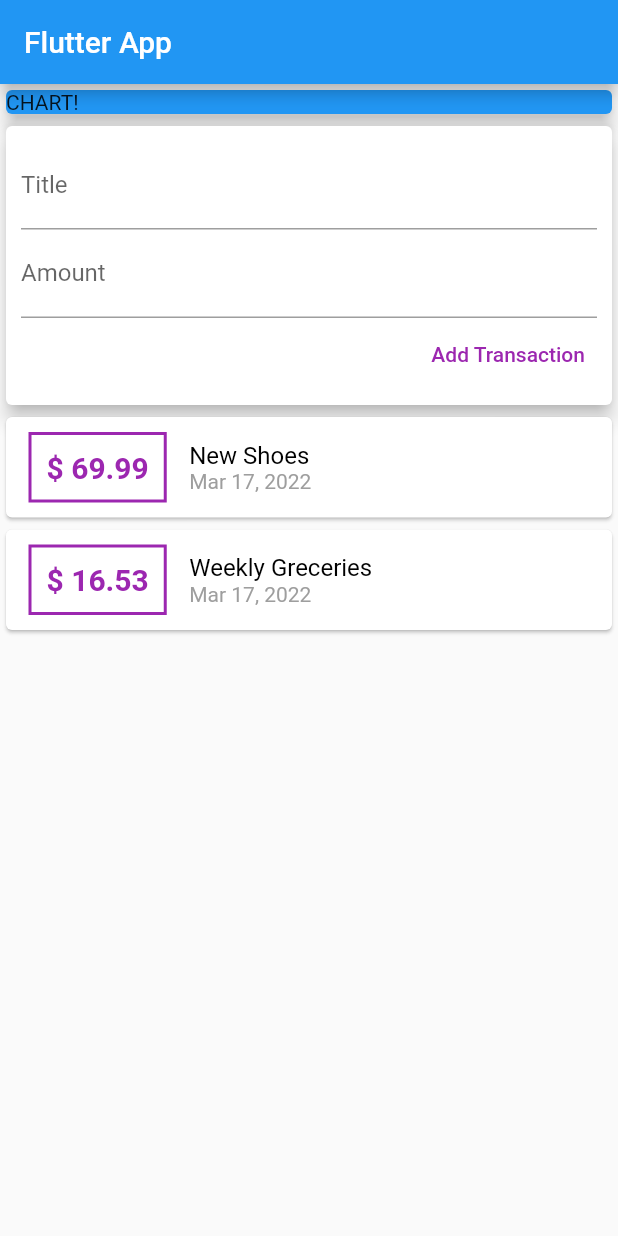
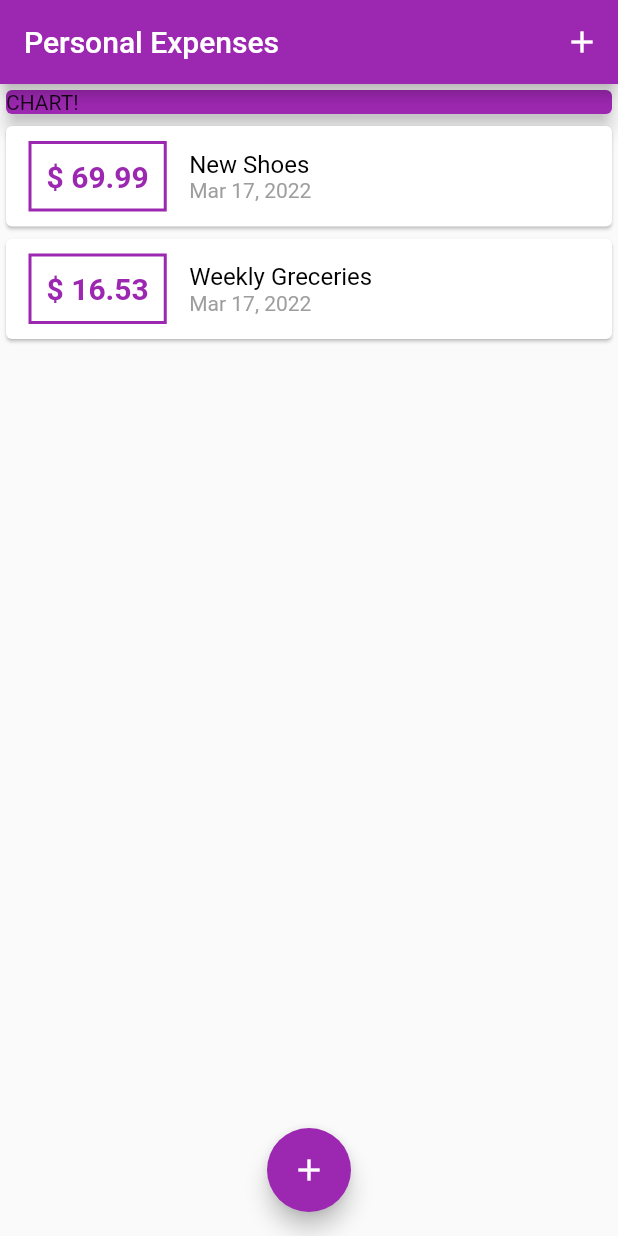
Before and after one commit to daboyyy/flutter-personal-expense, a Flutter app: the screen it shows after launch, on a phone screen of 412 x 824 dp. Run offline on Flutter 3.47's test engine with Material 2 defaults, Android fonts, the phone set to English and light mode, and no system bars.

Commit message:
feat: completed theming

```diff
--- a/lib/main.dart
+++ b/lib/main.dart
@@ -1,6 +1,8 @@
 import 'package:flutter/material.dart';
 
-import './widgets/user_transaction.dart';
+import './models/transaction.dart';
+import './widgets/new_transaction.dart';
+import './widgets/transaction_list.dart';
 
 void main() {
   runApp(MyApp());
@@ -10,21 +12,66 @@ class MyApp extends StatelessWidget {
   @override
   Widget build(BuildContext context) {
     return MaterialApp(
-      title: 'Flutter Demo',
+      title: 'Personal Expenses',
       theme: ThemeData(
-        primarySwatch: Colors.blue,
+        primarySwatch: Colors.purple,
       ),
       home: MyHomePage(),
     );
   }
 }
 
-class MyHomePage extends StatelessWidget {
+class MyHomePage extends StatefulWidget {
+  @override
+  _MyHomePageState createState() => _MyHomePageState();
+}
+
+class _MyHomePageState extends State<MyHomePage> {
+  final List<Transaction> _userTransaction = [
+    Transaction(
+        id: 't1', title: 'New Shoes', amount: 69.99, date: DateTime.now()),
+    Transaction(
+        id: 't2',
+        title: 'Weekly Greceries',
+        amount: 16.53,
+        date: DateTime.now())
+  ];
+
+  void _addNewtransaction(String txTitle, double txAmount) {
+    final newTx = Transaction(
+        id: DateTime.now().toString(),
+        title: txTitle,
+        amount: txAmount,
+        date: DateTime.now());
+
+    setState(() {
+      _userTransaction.add(newTx);
+    });
+  }
+
+  void _startAddNewTransaction(BuildContext ctx) {
+    showModalBottomSheet(
+      context: ctx,
+      builder: (_) {
+        return GestureDetector(
+          behavior: HitTestBehavior.opaque,
+          child: NewTransaction(_addNewtransaction),
+          onTap: () {},
+        );
+      },
+    );
+  }
+
   @override
   Widget build(BuildContext context) {
     return Scaffold(
       appBar: AppBar(
-          title: Text('Flutter App'),
+        actions: <Widget>[
+          IconButton(
+              icon: Icon(Icons.add),
+              onPressed: () => _startAddNewTransaction(context))
+        ],
+        title: Text('Personal Expenses'),
       ),
       body: SingleChildScrollView(
           child: Column(
@@ -33,11 +80,17 @@ class MyHomePage extends StatelessWidget {
         children: <Widget>[
           Card(
             child: Text('CHART!'),
-              color: Colors.blue,
+            color: Theme.of(context).primaryColor,
             elevation: 5,
           ),
-            UserTransaction(),
+          TransactionList(_userTransaction),
         ],
-        )));
+      )),
+      floatingActionButtonLocation: FloatingActionButtonLocation.centerFloat,
+      floatingActionButton: FloatingActionButton(
+        child: Icon(Icons.add),
+        onPressed: () => _startAddNewTransaction(context),
+      ),
+    );
   }
 }
--- a/lib/widgets/user_transaction.dart
+++ /dev/null
@@ -1,41 +0,0 @@
-import 'package:flutter/material.dart';
-
-import './new_transaction.dart';
-import './transaction_list.dart';
-import '../models/transaction.dart';
-
-class UserTransaction extends StatefulWidget {
-  @override
-  State<UserTransaction> createState() => _UserTransactionState();
-}
-
-class _UserTransactionState extends State<UserTransaction> {
-  final List<Transaction> _userTransaction = [
-    Transaction(
-        id: 't1', title: 'New Shoes', amount: 69.99, date: DateTime.now()),
-    Transaction(
-        id: 't2',
-        title: 'Weekly Greceries',
-        amount: 16.53,
-        date: DateTime.now())
-  ];
-
-  void _addNewtransaction(String txTitle, double txAmount) {
-    final newTx = Transaction(
-        id: DateTime.now().toString(),
-        title: txTitle,
-        amount: txAmount,
-        date: DateTime.now());
-
-    setState(() {
-      _userTransaction.add(newTx);
-    });
-  }
-
-  @override
-  Widget build(BuildContext context) {
-    return Column(
-      children: <Widget>[NewTransaction(_addNewtransaction), TransactionList(_userTransaction)],
-    );
-  }
-}
```
Also changed, not shown: lib/widgets/new_transaction.dart (+21 -6 lines). Lines whose indentation alone changed are shown as unchanged.
